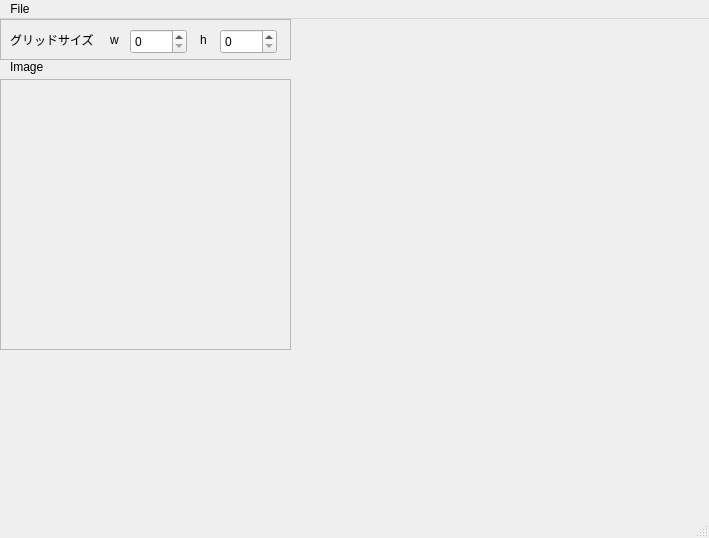
chocoball/MapEditor, file mainwindow.ui: the form before one commit.
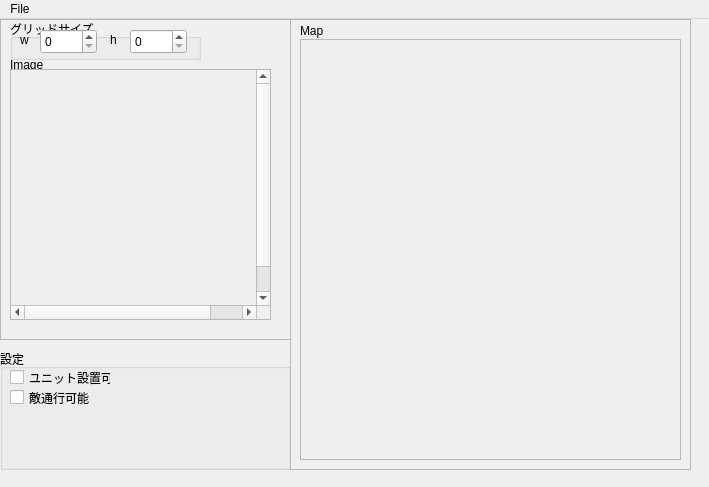
The form after the commit.

Patch:
```diff
--- a/mainwindow.ui
+++ b/mainwindow.ui
@@ -7,58 +7,83 @@
     <x>0</x>
     <y>0</y>
     <width>709</width>
-    <height>538</height>
+    <height>487</height>
    </rect>
   </property>
   <property name="windowTitle">
    <string>MainWindow</string>
   </property>
   <widget class="QWidget" name="centralWidget">
-   <widget class="QFrame" name="frame">
+   <widget class="QGroupBox" name="groupBox_setting">
     <property name="geometry">
      <rect>
       <x>0</x>
+      <y>330</y>
+      <width>291</width>
+      <height>121</height>
+     </rect>
+    </property>
+    <property name="title">
+     <string>設定</string>
+    </property>
+    <widget class="QCheckBox" name="checkBox">
+     <property name="geometry">
+      <rect>
+       <x>10</x>
+       <y>20</y>
+       <width>101</width>
+       <height>17</height>
+      </rect>
+     </property>
+     <property name="text">
+      <string>ユニット設置可能</string>
+     </property>
+    </widget>
+    <widget class="QCheckBox" name="checkBox_2">
+     <property name="geometry">
+      <rect>
+       <x>10</x>
+       <y>40</y>
+       <width>101</width>
+       <height>17</height>
+      </rect>
+     </property>
+     <property name="text">
+      <string>敵通行可能</string>
+     </property>
+    </widget>
+   </widget>
+   <widget class="QFrame" name="frame_image">
+    <property name="geometry">
+     <rect>
+      <x>0</x>
       <y>0</y>
       <width>291</width>
+      <height>321</height>
+     </rect>
+    </property>
+    <property name="frameShape">
+     <enum>QFrame::StyledPanel</enum>
+    </property>
+    <property name="frameShadow">
+     <enum>QFrame::Raised</enum>
+    </property>
+    <widget class="QGroupBox" name="groupBox_grid">
+     <property name="geometry">
+      <rect>
+       <x>10</x>
+       <y>0</y>
+       <width>191</width>
       <height>41</height>
      </rect>
     </property>
-    <property name="frameShape">
-     <enum>QFrame::StyledPanel</enum>
-    </property>
-    <property name="frameShadow">
-     <enum>QFrame::Raised</enum>
-    </property>
-    <widget class="QLabel" name="label">
-     <property name="geometry">
-      <rect>
-       <x>10</x>
-       <y>10</y>
-       <width>91</width>
-       <height>21</height>
-      </rect>
-     </property>
-     <property name="text">
+     <property name="title">
       <string>グリッドサイズ</string>
      </property>
-    </widget>
-    <widget class="QLabel" name="label_2">
+     <widget class="QSpinBox" name="spinBox_grid_h">
      <property name="geometry">
       <rect>
-       <x>110</x>
-       <y>10</y>
-       <width>16</width>
-       <height>21</height>
-      </rect>
-     </property>
-     <property name="text">
-      <string>w</string>
-     </property>
-    </widget>
-    <widget class="QSpinBox" name="spinBox">
-     <property name="geometry">
-      <rect>
-       <x>130</x>
+        <x>120</x>
        <y>10</y>
        <width>57</width>
        <height>25</height>
@@ -68,7 +93,7 @@
     <widget class="QLabel" name="label_3">
      <property name="geometry">
       <rect>
-       <x>200</x>
+        <x>100</x>
        <y>10</y>
        <width>16</width>
        <height>21</height>
@@ -78,10 +103,23 @@
       <string>h</string>
      </property>
     </widget>
-    <widget class="QSpinBox" name="spinBox_2">
+     <widget class="QLabel" name="label_2">
      <property name="geometry">
       <rect>
-       <x>220</x>
+        <x>10</x>
+        <y>10</y>
+        <width>16</width>
+        <height>21</height>
+       </rect>
+      </property>
+      <property name="text">
+       <string>w</string>
+      </property>
+     </widget>
+     <widget class="QSpinBox" name="spinBox_grid_w">
+      <property name="geometry">
+       <rect>
+        <x>30</x>
        <y>10</y>
        <width>57</width>
        <height>25</height>
@@ -89,17 +127,30 @@
      </property>
     </widget>
    </widget>
-   <widget class="QScrollArea" name="scrollArea">
+    <widget class="QLabel" name="label">
     <property name="geometry">
      <rect>
-      <x>0</x>
-      <y>60</y>
-      <width>291</width>
-      <height>271</height>
+       <x>10</x>
+       <y>40</y>
+       <width>50</width>
+       <height>12</height>
+      </rect>
+     </property>
+     <property name="text">
+      <string>Image</string>
+     </property>
+    </widget>
+    <widget class="QScrollArea" name="scrollArea_Image">
+     <property name="geometry">
+      <rect>
+       <x>10</x>
+       <y>50</y>
+       <width>261</width>
+       <height>251</height>
      </rect>
     </property>
     <property name="widgetResizable">
-     <bool>true</bool>
+      <bool>false</bool>
     </property>
     <widget class="QWidget" name="scrollAreaWidgetContents">
      <property name="geometry">
@@ -110,33 +161,60 @@
        <height>267</height>
       </rect>
      </property>
-     <widget class="QLabel" name="label_image">
+     </widget>
+    </widget>
+   </widget>
+   <widget class="QFrame" name="frame_map">
+    <property name="geometry">
+     <rect>
+      <x>290</x>
+      <y>0</y>
+      <width>401</width>
+      <height>451</height>
+     </rect>
+    </property>
+    <property name="frameShape">
+     <enum>QFrame::StyledPanel</enum>
+    </property>
+    <property name="frameShadow">
+     <enum>QFrame::Raised</enum>
+    </property>
+    <widget class="QScrollArea" name="scrollArea_Map">
+     <property name="geometry">
+      <rect>
+       <x>10</x>
+       <y>20</y>
+       <width>381</width>
+       <height>421</height>
+      </rect>
+     </property>
+     <property name="widgetResizable">
+      <bool>true</bool>
+     </property>
+     <widget class="QWidget" name="scrollAreaWidgetContents_2">
       <property name="geometry">
        <rect>
         <x>0</x>
         <y>0</y>
-        <width>21</width>
-        <height>16</height>
+        <width>377</width>
+        <height>417</height>
        </rect>
       </property>
-      <property name="text">
-       <string/>
-      </property>
-     </widget>
     </widget>
    </widget>
    <widget class="QLabel" name="label_4">
     <property name="geometry">
      <rect>
       <x>10</x>
-      <y>40</y>
-      <width>62</width>
-      <height>16</height>
+       <y>2</y>
+       <width>50</width>
+       <height>20</height>
      </rect>
     </property>
     <property name="text">
-     <string>Image</string>
-    </property>
+      <string>Map</string>
+     </property>
+    </widget>
    </widget>
   </widget>
   <widget class="QMenuBar" name="menuBar">
@@ -156,7 +234,6 @@
    </widget>
    <addaction name="menuFile"/>
   </widget>
-  <widget class="QStatusBar" name="statusBar"/>
   <action name="action_Open">
    <property name="text">
     <string>Open</string>
```
Left out of the diff: 16 changed lines with no effect on the pictures. Lines whose indentation alone changed are shown as unchanged.
